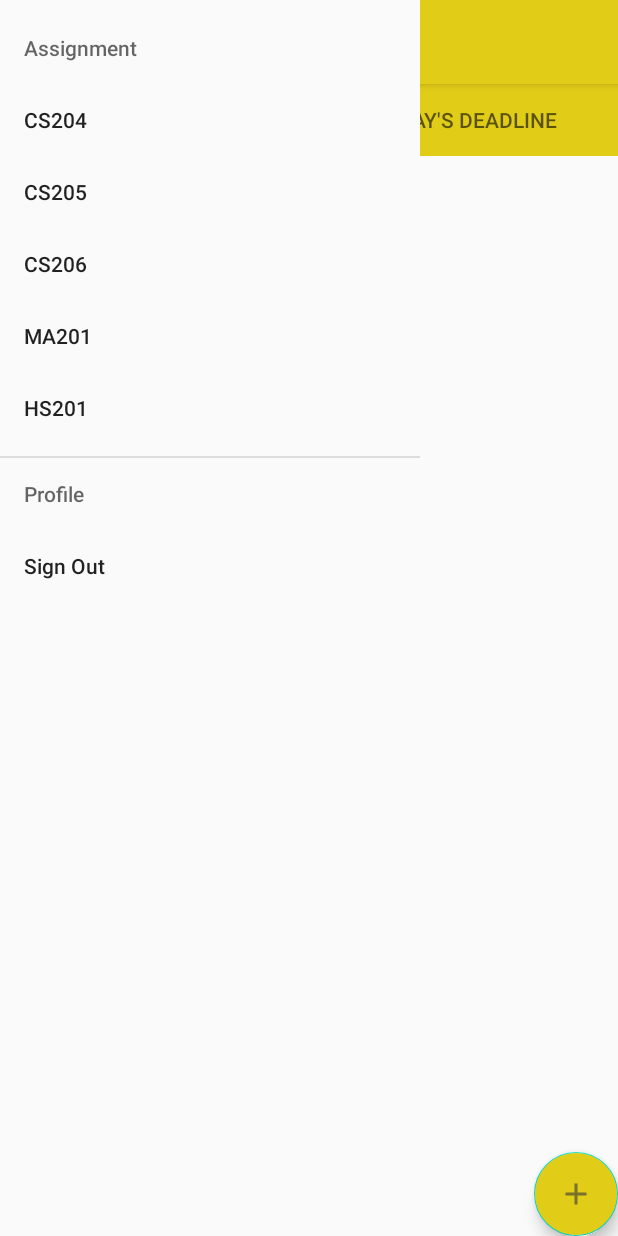
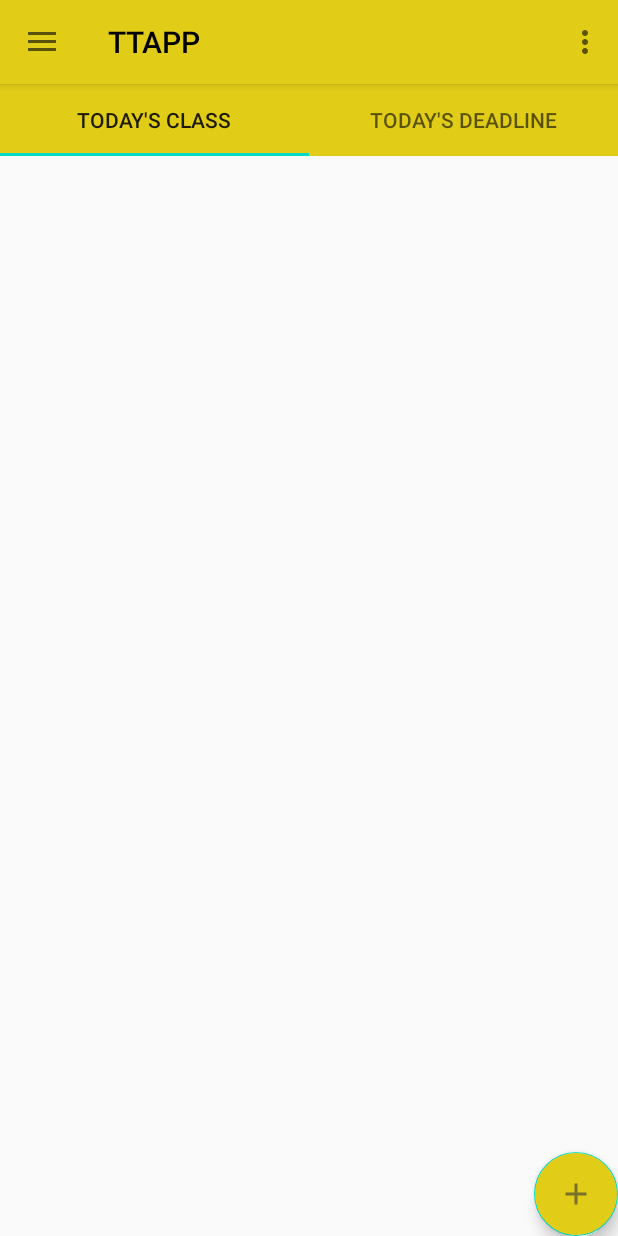
Before and after one commit to madris112/TTAPP, an Android app: the home screen opened directly, with no data from a screen before it, on a phone screen of 412 x 824 dp. Run offline under Robolectric (Android 15) with nearby library versions, the light colour scheme and no system bars; our stand-ins replace Firebase (no records; nobody signed in at launch, a user with empty details on screens opened directly).

Commit message:
navigation drawer now working

```diff
--- a/app/src/main/java/com/example/ttapp/home.java
+++ b/app/src/main/java/com/example/ttapp/home.java
@@ -130,7 +130,12 @@ public class home extends AppCompatActivity implements NavigationView.OnNavigati
         drawerLayout = findViewById(R.id.drawerlayout);
         navigationView = findViewById(R.id.navbar);
 
+        setSupportActionBar(toolbar);
+
         ActionBarDrawerToggle actionBarDrawerToggle = new ActionBarDrawerToggle(this,drawerLayout,toolbar,R.string.openNavDrawer,R.string.closeNavDrawer);
+
+
+
 
         drawerLayout.addDrawerListener(actionBarDrawerToggle);
         actionBarDrawerToggle.syncState();
--- a/app/src/main/res/layout/activity_home.xml
+++ b/app/src/main/res/layout/activity_home.xml
@@ -1,11 +1,14 @@
 <?xml version="1.0" encoding="utf-8"?>
 
-<androidx.drawerlayout.widget.DrawerLayout xmlns:android="http://schemas.android.com/apk/res/android"
+<androidx.drawerlayout.widget.DrawerLayout
+    xmlns:android="http://schemas.android.com/apk/res/android"
+    xmlns:app="http://schemas.android.com/apk/res-auto"
     xmlns:tools="http://schemas.android.com/tools"
     android:id="@+id/drawerlayout"
     android:layout_width="match_parent"
     android:layout_height="match_parent"
-    tools:context=".home">
+    tools:context=".home"
+    tools:openDrawer="start">
 
 
 
@@ -24,7 +27,7 @@
         <androidx.appcompat.widget.Toolbar
             android:id="@+id/main_toolbar"
             android:layout_width="match_parent"
-            android:layout_height="?actionBarSize"
+            android:layout_height="?attr/actionBarSize"
             android:background="@color/Yellow" />
     </com.google.android.material.appbar.AppBarLayout>
 
@@ -71,6 +74,8 @@
 
     </androidx.viewpager.widget.ViewPager>
 
+</androidx.coordinatorlayout.widget.CoordinatorLayout>
+
 
     <com.google.android.material.navigation.NavigationView
         android:layout_width="wrap_content"
@@ -79,6 +84,6 @@
         app:menu="@menu/nav_menu"
         android:layout_gravity="start"/>
 
-</androidx.coordinatorlayout.widget.CoordinatorLayout>
+
 
 </androidx.drawerlayout.widget.DrawerLayout>
```
